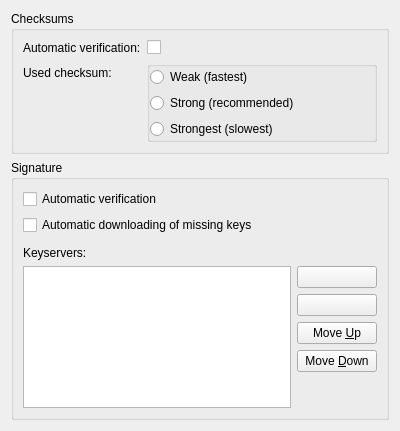
This is conf/verificationpreferences.ui in KDE/kget as Qt 5 draws it before an edit. The edited form follows.
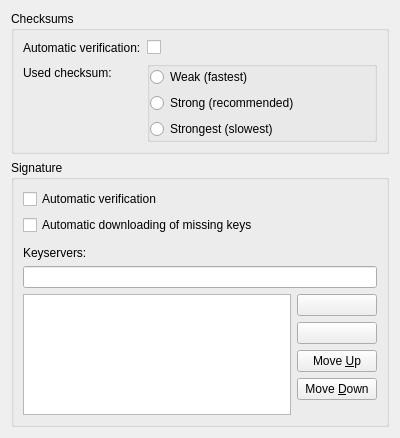
This is the edited form. Custom widgets are drawn as their Qt base class.

Commit message: * Linedit for adding urls. * Hack when deleting urls, to have the up and down button correctly activated

```diff
--- a/conf/verificationpreferences.ui
+++ b/conf/verificationpreferences.ui
@@ -7,7 +7,7 @@
     <x>0</x>
     <y>0</y>
     <width>400</width>
-    <height>431</height>
+    <height>438</height>
    </rect>
   </property>
   <property name="windowTitle">
@@ -123,6 +123,9 @@
         </property>
        </widget>
       </item>
+      <item>
+       <widget class="KLineEdit" name="url"/>
+      </item>
       <item>
        <layout class="QHBoxLayout" name="horizontalLayout">
         <item>
@@ -188,6 +191,11 @@
    <extends>QPushButton</extends>
    <header>kpushbutton.h</header>
   </customwidget>
+  <customwidget>
+   <class>KLineEdit</class>
+   <extends>QLineEdit</extends>
+   <header>klineedit.h</header>
+  </customwidget>
  </customwidgets>
  <resources/>
  <connections/>
```
Left out of the diff: 4 changed lines with no effect on the pictures. The commit also changes 2 other files.
